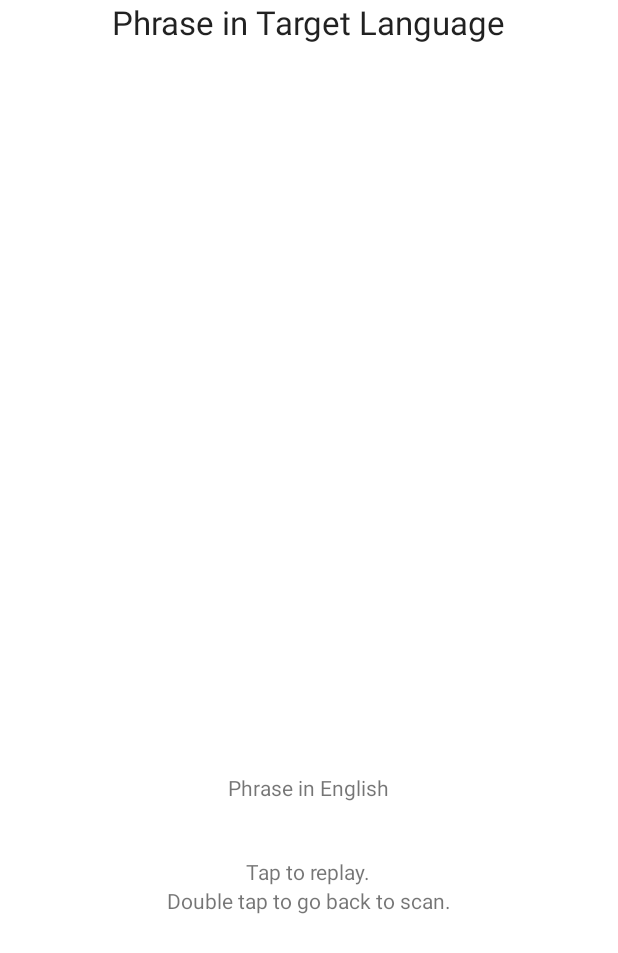
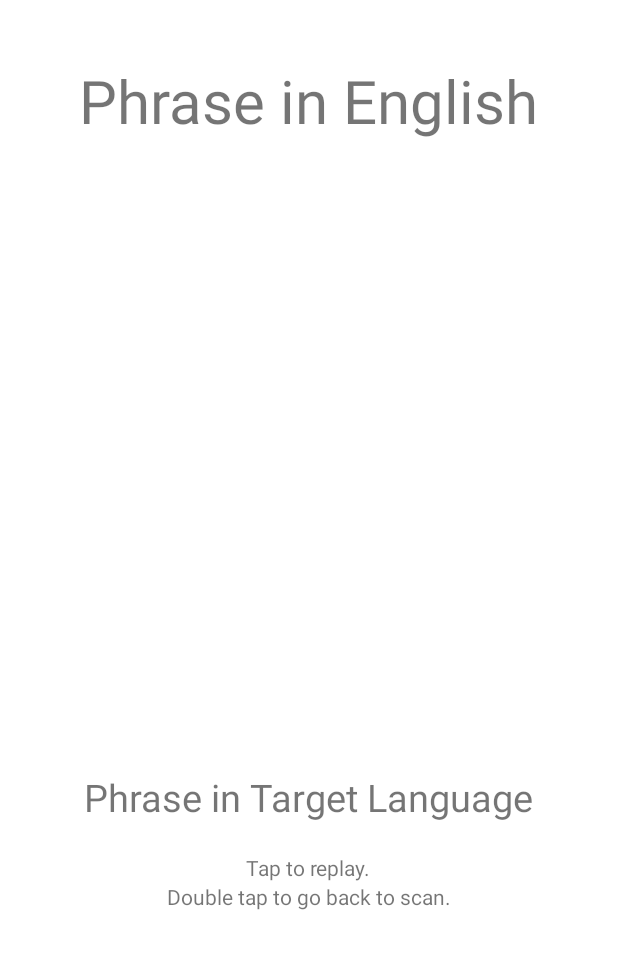
Before and after one commit to carlcortright/HomeWithArapaho, an Android app: the PlaySoundFile screen opened directly, with no data from a screen before it, on a phone screen of 412 x 824 dp. Shown: the top 953 px of the screen. Run offline under Robolectric (Android 15) with nearby library versions, the light colour scheme and no system bars.

Commit message:
Added sound file border

```diff
--- a/app/src/main/AndroidManifest.xml
+++ b/app/src/main/AndroidManifest.xml
@@ -27,7 +27,8 @@
         <activity
             android:name=".welcome_screen"
             android:configChanges="orientation|keyboardHidden|screenSize"
-            android:theme="@android:style/Theme.Holo.Light.NoActionBar.Fullscreen">
+            android:theme="@android:style/Theme.Holo.Light.NoActionBar.Fullscreen"
+            android:screenOrientation="portrait">
             <intent-filter>
                 <action android:name="android.intent.action.MAIN" />
 
@@ -43,7 +44,8 @@
             android:name=".PlaySoundFile"
             android:configChanges="orientation|keyboardHidden|screenSize"
             android:label="@string/title_activity_play_sound_file"
-            android:theme="@style/FullscreenTheme"/>
+            android:theme="@style/FullscreenTheme"
+            android:screenOrientation="portrait"/>
     </application>
 
 </manifest>
--- a/app/src/main/res/layout/activity_play_sound_file.xml
+++ b/app/src/main/res/layout/activity_play_sound_file.xml
@@ -3,7 +3,8 @@
     android:layout_width="match_parent"
     android:layout_height="match_parent"
     android:background="#FFFFFF"
-    tools:context="com.offthewalllanguage.www.offthewallandroid.PlaySoundFile">
+    tools:context="com.offthewalllanguage.www.offthewallandroid.PlaySoundFile"
+    android:id="@+id/border">
 
     <!-- The primary full-screen view. This can be replaced with whatever view
          is needed to present your content, e.g. VideoView, SurfaceView,
@@ -11,6 +12,12 @@
 
     <!-- This FrameLayout insets its children based on system windows using
          android:fitsSystemWindows. -->
+
+    <FrameLayout
+        android:layout_width="match_parent"
+        android:layout_height="match_parent"
+        android:layout_margin="20dp"
+        android:background="#FFFFFF">
 
         <LinearLayout
             android:orientation="vertical"
@@ -22,13 +29,14 @@
             <TextView
                 android:layout_width="wrap_content"
                 android:layout_height="wrap_content"
-            android:textAppearance="?android:attr/textAppearanceLarge"
-            android:text="Phrase in Target Language"
-            android:id="@+id/target_lang"
-            android:layout_gravity="center" />
+                android:text="Phrase in English"
+                android:textSize="40dp"
+                android:id="@+id/english"
+                android:layout_gravity="center_horizontal"
+                android:layout_margin="20dp" />
 
             <ImageView
-            android:layout_width="181dp"
+                android:layout_width="wrap_content"
                 android:layout_height="wrap_content"
                 android:id="@+id/descriptive_image"
                 android:layout_gravity="center_horizontal"
@@ -38,10 +46,11 @@
             <TextView
                 android:layout_width="wrap_content"
                 android:layout_height="wrap_content"
-            android:text="Phrase in English"
-            android:id="@+id/english"
+                android:text="Phrase in Target Language"
+                android:textSize="25dp"
+                android:id="@+id/target_lang"
                 android:layout_gravity="center_horizontal"
-            android:layout_weight="0.05" />
+                android:layout_margin="20dp" />
 
             <TextView
                 android:layout_width="wrap_content"
@@ -57,5 +66,6 @@
                 android:id="@+id/textView2"
                 android:layout_gravity="center_horizontal" />
         </LinearLayout>
+    </FrameLayout>
 
 </FrameLayout>
--- a/app/src/main/res/values/colors.xml
+++ b/app/src/main/res/values/colors.xml
@@ -4,4 +4,6 @@
     <color name="colorPrimaryDark">#C50000</color>
     <color name="colorAccent">#00CA00</color>
     <color name="black_overlay">#66000000</color>
+    <color name="blue_overlay">#009898</color>
+    <color name="white_background">#FFFFFF</color>
 </resources>
```
Also changed, not shown: app/src/main/java/com/offthewalllanguage/www/offthewallandroid/PlaySoundFile.java (+18 -0 lines), app/src/main/res/drawable/ic_launcher.png, 2 other files. Lines whose indentation alone changed are shown as unchanged.
